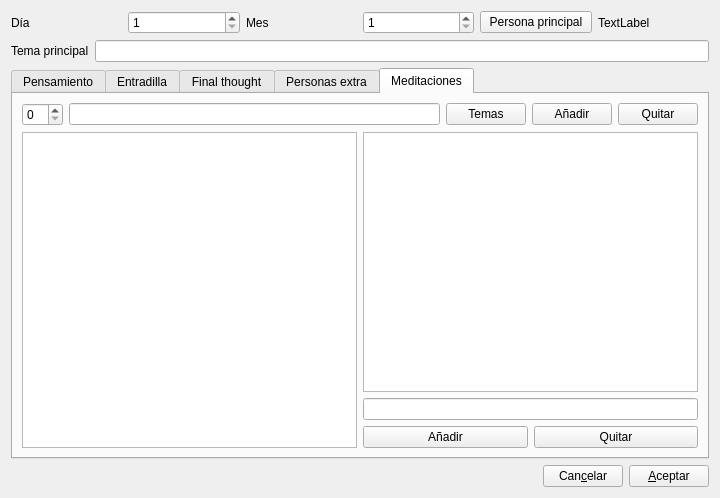
rogorido/qtpredicadores, file gui/dlganneenuevo.ui: the form before one commit.
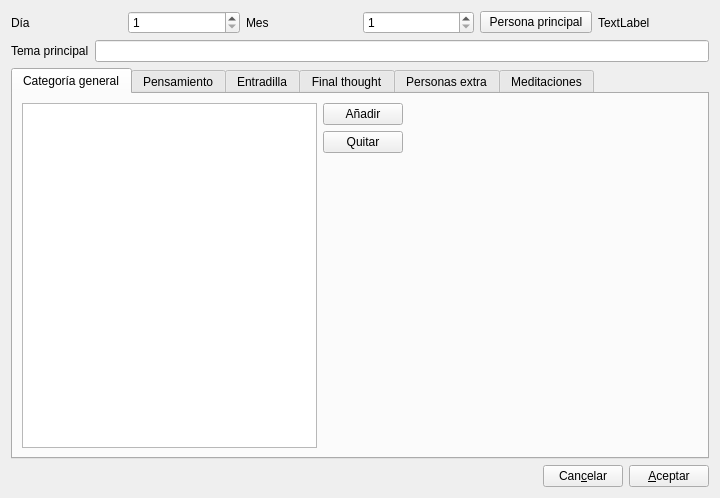
The form after the commit.

```diff
--- a/gui/dlganneenuevo.ui
+++ b/gui/dlganneenuevo.ui
@@ -92,8 +92,70 @@
    <item>
     <widget class="QTabWidget" name="tabWidget">
      <property name="currentIndex">
-      <number>4</number>
+      <number>0</number>
      </property>
+     <widget class="QWidget" name="tab_6">
+      <attribute name="title">
+       <string>Categoría general</string>
+      </attribute>
+      <layout class="QVBoxLayout" name="verticalLayout_16">
+       <item>
+        <layout class="QHBoxLayout" name="horizontalLayout_16">
+         <item>
+          <layout class="QVBoxLayout" name="verticalLayout_15">
+           <item>
+            <widget class="QListWidget" name="lwCategoriasGenerales"/>
+           </item>
+          </layout>
+         </item>
+         <item>
+          <layout class="QVBoxLayout" name="verticalLayout_14">
+           <item>
+            <widget class="QPushButton" name="btAnadirCategoriaGeneral">
+             <property name="text">
+              <string>Añadir</string>
+             </property>
+            </widget>
+           </item>
+           <item>
+            <widget class="QPushButton" name="btQuitarCategoriaGeneral">
+             <property name="text">
+              <string>Quitar</string>
+             </property>
+            </widget>
+           </item>
+           <item>
+            <spacer name="verticalSpacer">
+             <property name="orientation">
+              <enum>Qt::Vertical</enum>
+             </property>
+             <property name="sizeHint" stdset="0">
+              <size>
+               <width>20</width>
+               <height>40</height>
+              </size>
+             </property>
+            </spacer>
+           </item>
+          </layout>
+         </item>
+         <item>
+          <spacer name="horizontalSpacer_4">
+           <property name="orientation">
+            <enum>Qt::Horizontal</enum>
+           </property>
+           <property name="sizeHint" stdset="0">
+            <size>
+             <width>40</width>
+             <height>20</height>
+            </size>
+           </property>
+          </spacer>
+         </item>
+        </layout>
+       </item>
+      </layout>
+     </widget>
      <widget class="QWidget" name="tab">
       <attribute name="title">
        <string>Pensamiento</string>
```
